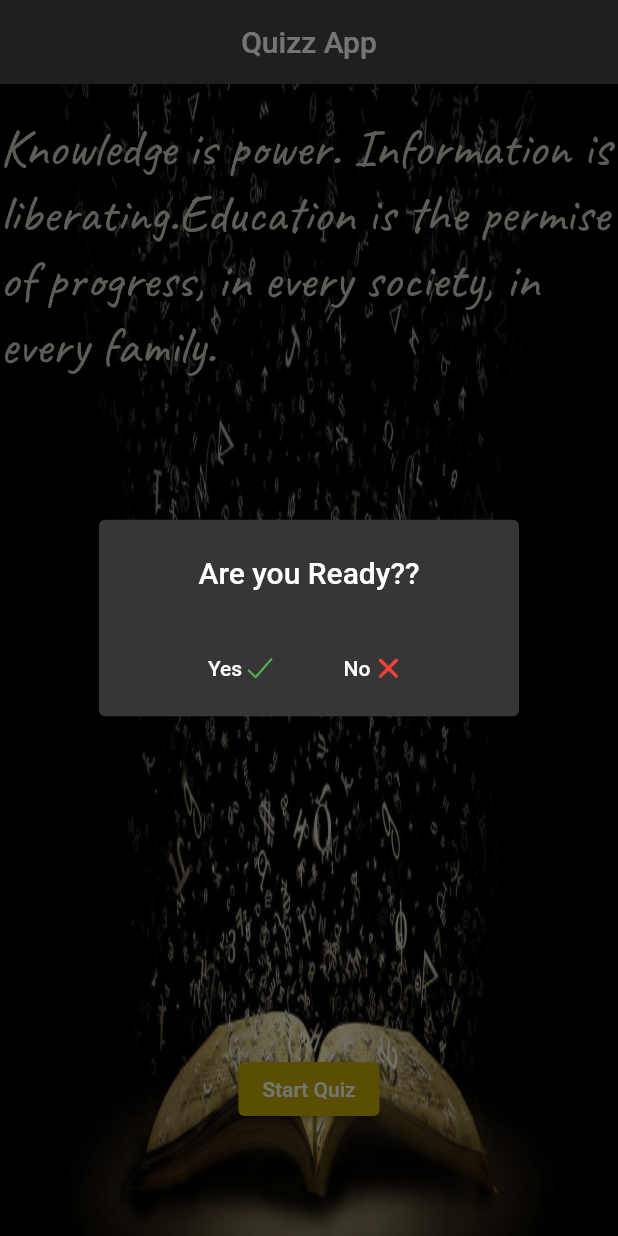
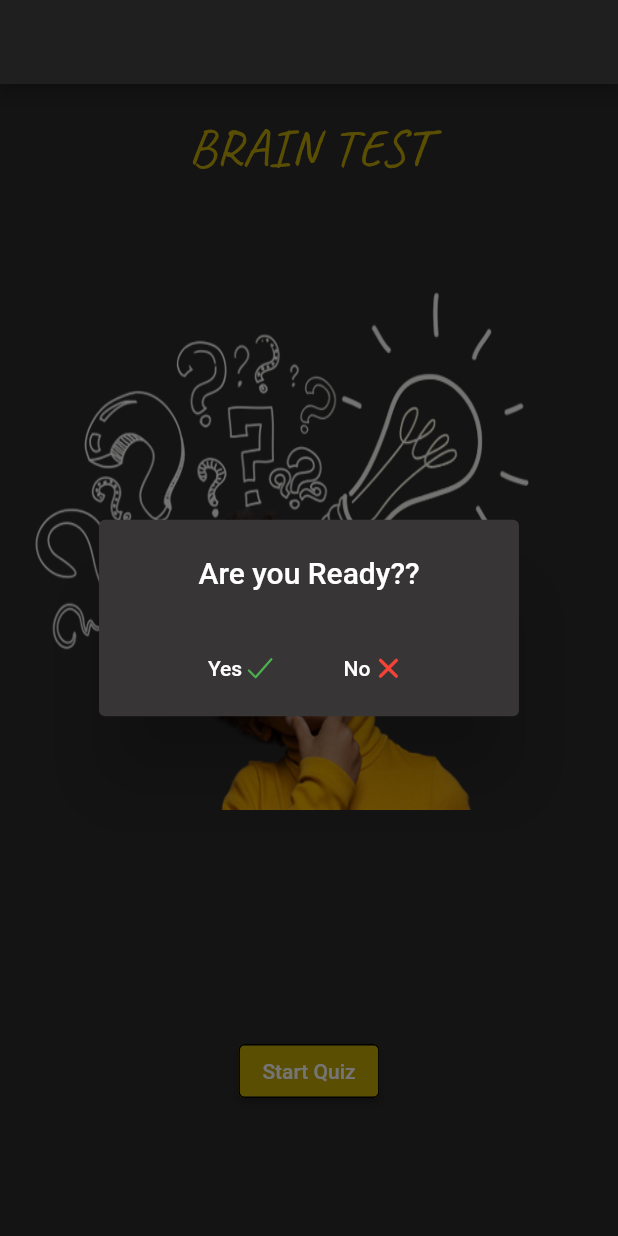
Before and after one commit to mohammad6202/QuizzApp-lab6, a Flutter app: the screen it shows after launch, after a tap on "Start Quiz", on a phone screen of 412 x 824 dp. Run offline on Flutter 3.47's test engine with Material 2 defaults, Android fonts, the phone set to English and light mode, and no system bars; our stand-ins replace ionicons.

Commit message:
Quizz App

```diff
--- a/lib/Home.dart
+++ b/lib/Home.dart
@@ -1,7 +1,6 @@
 import 'package:flutter/material.dart';
 import 'package:ionicons/ionicons.dart';
-import 'models/functions.dart';
-import 'models/Quiz.dart';
+import 'models/Alerts.dart';
 
 class Home extends StatelessWidget {
   const Home({super.key});
@@ -12,43 +11,48 @@ class Home extends StatelessWidget {
       appBar: AppBar(
         automaticallyImplyLeading: false,
         centerTitle: true,
-          title: Text("Quizz App"),
-          backgroundColor: Color.fromARGB(255, 69, 68, 68),
+        backgroundColor: const Color.fromARGB(255, 69, 68, 68),
       ),
       body: Container(
+          color: const Color.fromARGB(255, 45, 43, 43),
           height: double.infinity,
-          decoration: BoxDecoration(
-              image: DecorationImage(
-                  fit: BoxFit.fill, image: AssetImage("images/knowledge.jpg"))),
-          child: SingleChildScrollView(
+          width: double.infinity,
           child: Column(
             children: [
-              SizedBox(
+              const SizedBox(
                 height: 20,
               ),
-              Text(
-                "Knowledge is power. Information is liberating.Education is the permise of progress, in every society, in every family.",
+              const Text(
+                "BRAIN TEST",
                 style: TextStyle(
-                    color: Color.fromARGB(255, 204, 204, 192),
+                    color: Color.fromARGB(255, 196, 170, 7),
                     fontSize: 35,
                     fontFamily: 'Caveat'),
               ),
-              SizedBox(
-                height: 450,
+              const SizedBox(
+                height: 70,
+              ),
+              const Image(
+                  height: 350,
+                  fit: BoxFit.fill,
+                  image: AssetImage("images/thumb.png")),
+              const SizedBox(
+                height: 150,
               ),
               ElevatedButton(
                   style: ElevatedButton.styleFrom(
-                      backgroundColor: Color.fromARGB(255, 196, 170, 7)),
+                      side: BorderSide(style: BorderStyle.solid),
+                      backgroundColor: const Color.fromARGB(255, 196, 170, 7)),
                   onPressed: () {
                     showDialog(
                         context: context,
                         builder: ((context) {
-                          return Alert();
+                          return const Alert();
                         }));
                   },
-                  child: Text("Start Quiz"))
+                  child: const Text("Start Quiz"))
             ],
           )),
-        ));
+    );
   }
 }
--- a/lib/main.dart
+++ b/lib/main.dart
@@ -1,11 +1,9 @@
-import 'package:flutter/cupertino.dart';
 import 'package:flutter/material.dart';
-import 'package:quizapp/test.dart';
 
 import 'Home.dart';
 
 void main() {
-  runApp(MaterialApp(
+  runApp(const MaterialApp(
     debugShowCheckedModeBanner: false,
     home: MyApp(),
   ));
@@ -16,6 +14,6 @@ class MyApp extends StatelessWidget {
 
   @override
   Widget build(BuildContext context) {
-    return Home();
+    return const Home();
   }
 }
--- /dev/null
+++ b/lib/models/Alerts.dart
@@ -0,0 +1,103 @@
+import 'package:flutter/material.dart';
+import 'package:ionicons/ionicons.dart';
+
+import '../Home.dart';
+import 'Quiz.dart';
+
+class Alert1 extends StatelessWidget {
+  const Alert1({super.key});
+
+  @override
+  Widget build(BuildContext context) {
+    return AlertDialog(
+      title: const Text("Wanna Try Again?"),
+      backgroundColor: const Color.fromARGB(255, 184, 183, 183),
+      actions: [
+        Row(
+          children: [
+            ElevatedButton.icon(
+                style: ElevatedButton.styleFrom(
+                    backgroundColor: const Color.fromARGB(255, 63, 63, 63)),
+                onPressed: () {
+                  Navigator.pushReplacement(context,
+                      MaterialPageRoute(builder: ((context) {
+                    return const Home();
+                  })));
+                },
+                icon: const Icon(Ionicons.log_out),
+                label: const Text("Exit")),
+            const SizedBox(
+              width: 50,
+            ),
+            ElevatedButton.icon(
+                style: ElevatedButton.styleFrom(
+                    backgroundColor: const Color.fromARGB(255, 63, 63, 63)),
+                onPressed: () {
+                  Navigator.pop(context, MaterialPageRoute(builder: ((context) {
+                    return const Quiz();
+                  })));
+                },
+                icon: const Icon(Ionicons.reload_circle),
+                label: const Text("Try Again"))
+          ],
+        )
+      ],
+    );
+  }
+}
+
+class Alert extends StatelessWidget {
+  const Alert({super.key});
+
+  @override
+  Widget build(BuildContext context) {
+    return AlertDialog(
+      backgroundColor: const Color.fromARGB(255, 55, 53, 53),
+      title: const Text(
+        "Are you Ready??",
+        textAlign: TextAlign.center,
+        style: TextStyle(color: Colors.white),
+      ),
+      actions: [
+        Row(
+          mainAxisAlignment: MainAxisAlignment.center,
+          children: [
+            MaterialButton(
+              onPressed: () {
+                Navigator.pushReplacement(context,
+                    MaterialPageRoute(builder: ((context) {
+                  return const Quiz();
+                })));
+              },
+              child: Row(
+                children: const [
+                  Text("Yes", style: TextStyle(color: Colors.white)),
+                  Icon(
+                    Ionicons.checkmark,
+                    color: Colors.green,
+                  )
+                ],
+              ),
+            ),
+            MaterialButton(
+              onPressed: () {
+                Navigator.pop(context, MaterialPageRoute(builder: ((context) {
+                  return const Home();
+                })));
+              },
+              child: Row(
+                children: const [
+                  Text("No", style: TextStyle(color: Colors.white)),
+                  Icon(
+                    Ionicons.close,
+                    color: Colors.red,
+                  )
+                ],
+              ),
+            )
+          ],
+        )
+      ],
+    );
+  }
+}
--- a/lib/models/functions.dart
+++ /dev/null
@@ -1,62 +0,0 @@
-import 'package:flutter/material.dart';
-import 'package:ionicons/ionicons.dart';
-
-import '../Home.dart';
-import 'Quiz.dart';
-
-class Alert extends StatelessWidget {
-  Alert({super.key});
-
-  @override
-  Widget build(BuildContext context) {
-    return AlertDialog(
-      backgroundColor: Color.fromARGB(255, 55, 53, 53),
-      title: Text(
-        "Are you Ready??",
-        textAlign: TextAlign.center,
-        style: TextStyle(color: Colors.white),
-      ),
-      actions: [
-        Row(
-          mainAxisAlignment: MainAxisAlignment.center,
-          children: [
-            MaterialButton(
-              onPressed: () {
-                Navigator.pushReplacement(context,
-                    MaterialPageRoute(builder: ((context) {
-                  return Quiz();
-                })));
-              },
-              child: Row(
-                children: [
-                  Text("Yes", style: TextStyle(color: Colors.white)),
-                  Icon(
-                    Ionicons.checkmark,
-                    color: Colors.green,
-                  )
-                ],
-              ),
-            ),
-            MaterialButton(
-              onPressed: () {
-                Navigator.pop(context, MaterialPageRoute(builder: ((context) {
-                  return Home();
-                })));
-              },
-              child: Row(
-                children: [
-                  Text("No", style: TextStyle(color: Colors.white)),
-                  Icon(
-                    Ionicons.close,
-                    color: Colors.red,
-                  )
-                ],
-              ),
-            )
-          ],
-        )
-      ],
-    );
-    ;
-  }
-}
```
Also changed, not shown: lib/component/question.dart (+103 -102 lines), lib/models/Quiz.dart (+13 -51 lines), images/thumb.jpg (added), images/thumb.png (added). Lines whose indentation alone changed are shown as unchanged.
